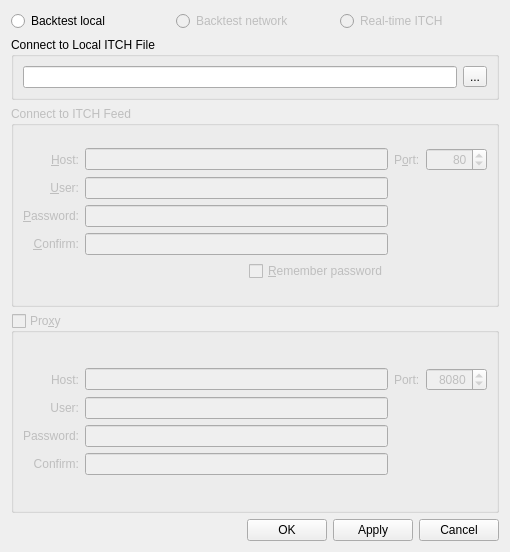
Old version of the form GUI/dialogs/connDialog.ui in the repository geneidy/QuantServer.
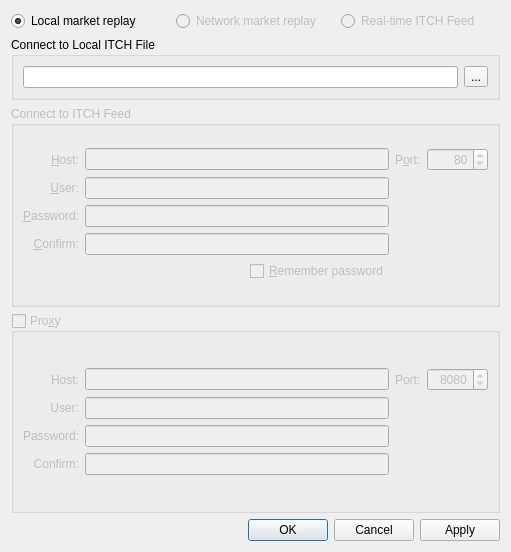
New version of the form.

Commit message: add performance widget and mod connDialog

```diff
--- a/GUI/dialogs/connDialog.ui
+++ b/GUI/dialogs/connDialog.ui
@@ -6,7 +6,7 @@
    <rect>
     <x>0</x>
     <y>0</y>
-    <width>510</width>
+    <width>511</width>
     <height>552</height>
    </rect>
   </property>
@@ -19,7 +19,10 @@
      <item>
       <widget class="QRadioButton" name="radioButton">
        <property name="text">
-        <string>Backtest local</string>
+        <string>Local market replay</string>
+       </property>
+       <property name="checked">
+        <bool>true</bool>
        </property>
       </widget>
      </item>
@@ -29,7 +32,7 @@
         <bool>false</bool>
        </property>
        <property name="text">
-        <string>Backtest network</string>
+        <string>Network market replay</string>
        </property>
       </widget>
      </item>
@@ -39,7 +42,7 @@
         <bool>false</bool>
        </property>
        <property name="text">
-        <string>Real-time ITCH</string>
+        <string>Real-time ITCH Feed</string>
        </property>
       </widget>
      </item>
@@ -60,7 +63,11 @@
       <item row="0" column="0">
        <layout class="QHBoxLayout" name="horizontalLayout_2">
         <item>
-         <widget class="QLineEdit" name="lineEdit"/>
+         <widget class="QLineEdit" name="itchLineEdit">
+          <property name="readOnly">
+           <bool>true</bool>
+          </property>
+         </widget>
         </item>
         <item>
          <widget class="QToolButton" name="toolButton">
@@ -344,23 +351,12 @@
       </spacer>
      </item>
      <item>
-      <widget class="QPushButton" name="pushButton">
-       <property name="text">
-        <string>OK</string>
+      <widget class="QDialogButtonBox" name="buttonBox">
+       <property name="enabled">
+        <bool>true</bool>
        </property>
-      </widget>
-     </item>
-     <item>
-      <widget class="QPushButton" name="pushButton_2">
-       <property name="text">
-        <string>Apply</string>
-       </property>
-      </widget>
-     </item>
-     <item>
-      <widget class="QPushButton" name="pushButton_3">
-       <property name="text">
-        <string>Cancel</string>
+       <property name="standardButtons">
+        <set>QDialogButtonBox::Apply|QDialogButtonBox::Cancel|QDialogButtonBox::Ok</set>
        </property>
       </widget>
      </item>
```
Left out of the diff: 19 changed lines with no effect on the pictures. The commit also changes 242 other files.
